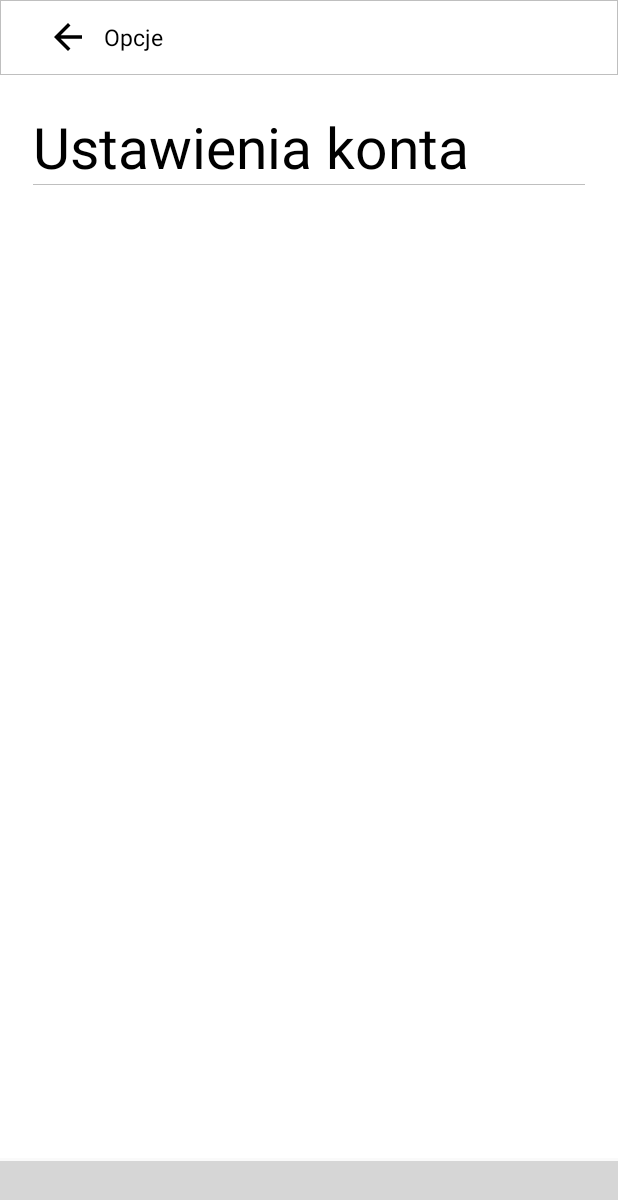
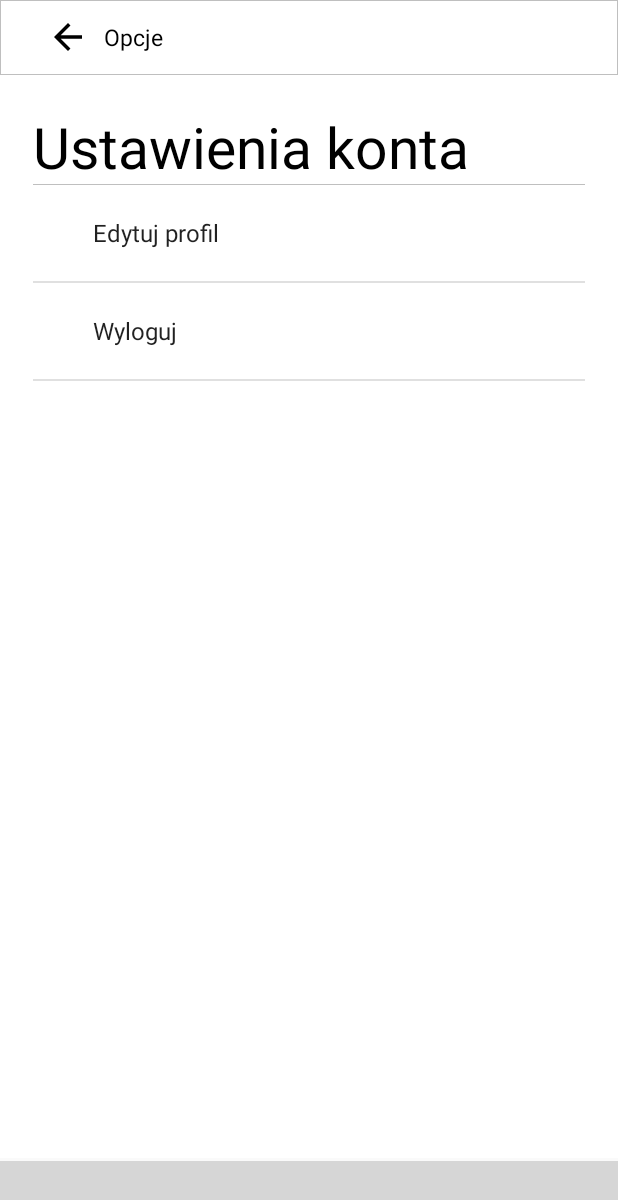
Before and after one commit to Wojtek120/Personal-Trainer-Android-Application, an Android app: the ProfileSettingsActivity screen opened directly, with no data from a screen before it, on a phone screen of 412 x 824 dp. Shown: the top 1200 px of the screen. Run offline under Robolectric (Android 15) with nearby library versions, the phone set to English and light mode, and no system bars; libraries missing offline, so code that uses them is left out: com.ittianyu.bottomnavigationviewex; plain views replace BottomNavigationViewEx; grey boxes are pictures that could not be loaded.

Commit message:
Update profile settings
* added options to profile settings ListView
* added on click listener to back arrow
* fixed progressbar (again)

```diff
--- a/app/src/main/java/com/wojtek120/personaltrainer/Profile/ProfileSettingsActivity.java
+++ b/app/src/main/java/com/wojtek120/personaltrainer/Profile/ProfileSettingsActivity.java
@@ -1,20 +1,58 @@
 package com.wojtek120.personaltrainer.Profile;
 
+import android.content.Context;
 import android.os.Bundle;
 import android.util.Log;
+import android.widget.ArrayAdapter;
+import android.widget.ImageView;
+import android.widget.ListView;
 
 import androidx.annotation.Nullable;
 import androidx.appcompat.app.AppCompatActivity;
 
 import com.wojtek120.personaltrainer.R;
 
+import java.util.ArrayList;
+import java.util.Arrays;
+
 public class ProfileSettingsActivity extends AppCompatActivity {
     private final String TAG = "ProfileSettingsActivity";
+    private Context context = this;
 
     @Override
     protected void onCreate(@Nullable Bundle savedInstanceState) {
         super.onCreate(savedInstanceState);
         setContentView(R.layout.activity_profile_settings);
+
+        addAllOptionsToSettingList();
+        addOnClickListenerToBackArrow();
+
         Log.d(TAG, "created settings");
     }
+
+    /**
+     * Add all options (like: edit profile, log out)
+     * to ListView which is in profile settings
+     */
+    private void addAllOptionsToSettingList() {
+        Log.d(TAG, "adding options to profile setting");
+        ListView listView = findViewById(R.id.profileOptionsListView);
+
+        ArrayList<String> options = new ArrayList<>(Arrays.asList(
+                getString(R.string.edit_profile),
+                getString(R.string.log_out)
+        ));
+
+        ArrayAdapter<String> arrayAdapter = new ArrayAdapter<>(
+                context,
+                android.R.layout.simple_expandable_list_item_1,
+                options);
+
+        listView.setAdapter(arrayAdapter);
+    }
+
+    private void addOnClickListenerToBackArrow() {
+        ImageView imageView = findViewById(R.id.backIcon);
+        imageView.setOnClickListener(v -> finish());
+    }
 }
--- a/app/src/main/res/layout/layout_profile_settings_center.xml
+++ b/app/src/main/res/layout/layout_profile_settings_center.xml
@@ -19,7 +19,7 @@
             android:layout_width="match_parent"
             android:layout_height="match_parent"
             android:layout_below="@id/settingsText"
-            android:id="@+id/optionsListView">
+            android:id="@+id/profileOptionsListView">
 
         </ListView>
 
--- a/app/src/main/res/values/strings.xml
+++ b/app/src/main/res/values/strings.xml
@@ -1,11 +1,12 @@
 <resources>
     <string name="app_name">PersonalTrainer</string>
-    <string name="squat">Squat</string>
-    <string name="bench">Bench</string>
-    <string name="deadlift">Deadlift</string>
-    <string name="max">Max:</string>
-    <string name="edit_profile">Edit Profile</string>
+    <string name="squat">Przysiad</string>
+    <string name="bench">Ławka</string>
+    <string name="deadlift">Martwy</string>
+    <string name="max">Maks:</string>
+    <string name="edit_profile">Edytuj profil</string>
     <string name="options">Opcje</string>
-    <string name="back">cofnij</string>
+    <string name="back">Cofnij</string>
+    <string name="log_out">Wyloguj</string>
     <string name="account_settings">Ustawienia konta</string>
 </resources>
```
Also changed, not shown: app/src/main/java/com/wojtek120/personaltrainer/Profile/ProfileActivity.java (+10 -2 lines).
